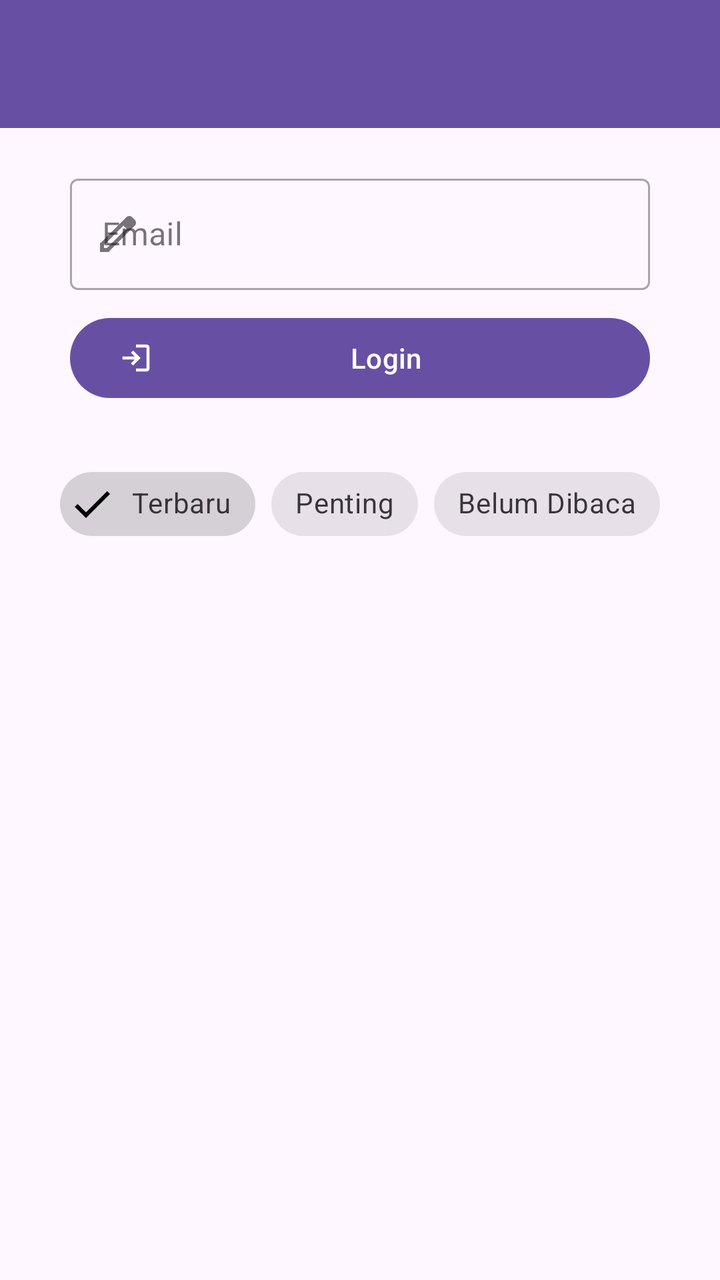
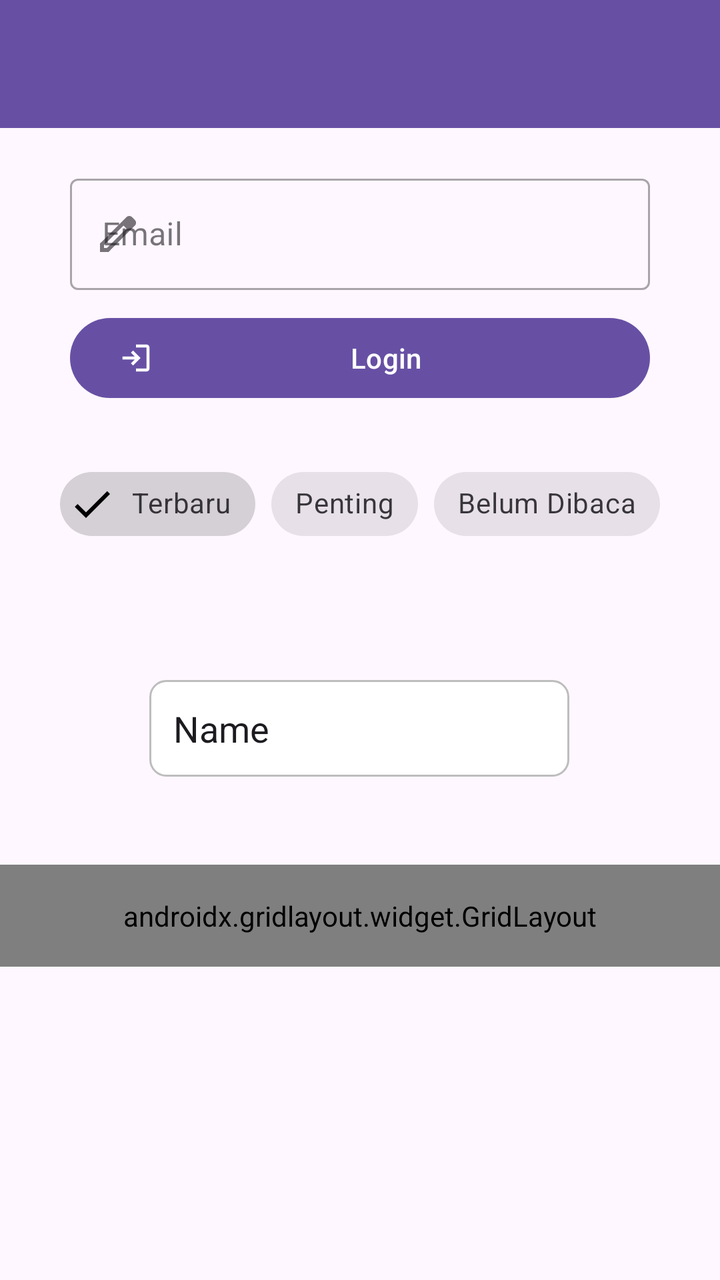

The first picture is an Android layout as it rendered before a commit; the second is the same layout after the commit. The layout source and the unified diff follow.
<!-- AndroidManifest.xml: application theme Theme.AppAsikk -->
<!-- res/layout/activity_ninth.xml -->
<?xml version="1.0" encoding="utf-8"?>
<androidx.constraintlayout.widget.ConstraintLayout xmlns:android="http://schemas.android.com/apk/res/android"
    xmlns:app="http://schemas.android.com/apk/res-auto"
    xmlns:tools="http://schemas.android.com/tools"
    android:id="@+id/main"
    android:layout_width="match_parent"
    android:layout_height="match_parent"
    tools:context=".Home.pertemuan_9.NinthActivity">

    <androidx.appcompat.widget.Toolbar
        android:id="@+id/toolbar"
        android:layout_width="match_parent"
        android:layout_height="?attr/actionBarSize"
        android:background="?attr/colorPrimary"
        app:layout_constraintEnd_toEndOf="parent"
        app:layout_constraintStart_toStartOf="parent"
        app:layout_constraintTop_toTopOf="parent"
        app:layout_scrollFlags="scroll|enterAlways"
        app:subtitleTextColor="#EEEEEE"
        app:titleTextColor="@android:color/white" />

    <com.google.android.material.textfield.TextInputLayout
        android:id="@+id/textInputLayout"
        style="@style/Widget.MaterialComponents.TextInputLayout.OutlinedBox"
        android:layout_width="match_parent"
        android:layout_height="wrap_content"
        android:layout_marginHorizontal="35dp"
        android:layout_marginTop="20dp"
        android:hint="Email"
        app:layout_constraintEnd_toEndOf="parent"
        app:layout_constraintStart_toStartOf="parent"
        app:layout_constraintTop_toBottomOf="@+id/toolbar"
        app:startIconDrawable="@drawable/ic_edit">

        <com.google.android.material.textfield.TextInputEditText
            android:id="@+id/etEmail"
            android:layout_width="match_parent"
            android:layout_height="wrap_content"
            android:inputType="textEmailAddress" />
    </com.google.android.material.textfield.TextInputLayout>

    <com.google.android.material.button.MaterialButton
        android:id="@+id/btnLogin"
        android:layout_width="match_parent"
        android:layout_height="wrap_content"
        android:layout_marginHorizontal="35dp"
        android:layout_marginTop="10dp"
        android:text="Login"
        app:icon="@drawable/ic_login"
        app:layout_constraintEnd_toEndOf="parent"
        app:layout_constraintStart_toStartOf="parent"
        app:layout_constraintTop_toBottomOf="@+id/textInputLayout" />

    <com.google.android.material.chip.ChipGroup
        android:id="@+id/chipGroupFilter"
        android:layout_width="wrap_content"
        android:layout_height="wrap_content"
        android:layout_marginTop="25dp"
        app:layout_constraintEnd_toEndOf="parent"
        app:layout_constraintStart_toStartOf="parent"
        app:layout_constraintTop_toBottomOf="@+id/btnLogin"
        app:singleSelection="true">

        <com.google.android.material.chip.Chip
            android:id="@+id/chipTerbaru"
            style="@style/Widget.MaterialComponents.Chip.Filter"
            android:layout_width="wrap_content"
            android:layout_height="wrap_content"
            android:checked="true"
            android:text="Terbaru" />

        <com.google.android.material.chip.Chip
            android:id="@+id/chipPenting"
            style="@style/Widget.MaterialComponents.Chip.Filter"
            android:layout_width="wrap_content"
            android:layout_height="wrap_content"
            android:text="Penting" />

        <com.google.android.material.chip.Chip
            android:id="@+id/chipBelumDibaca"
            style="@style/Widget.MaterialComponents.Chip.Filter"
            android:layout_width="wrap_content"
            android:layout_height="wrap_content"
            android:text="Belum Dibaca" />

    </com.google.android.material.chip.ChipGroup>
</androidx.constraintlayout.widget.ConstraintLayout>
<!-- resources referenced by this layout -->
<resources>
  <!-- drawable ic_edit (drawable) -->
  <vector xmlns:android="http://schemas.android.com/apk/res/android" android:height="24dp" android:tint="#020101" android:viewportHeight="960" android:viewportWidth="960" android:width="24dp">
        
      <path android:fillColor="@android:color/white" android:pathData="M200,760L257,760L648,369L591,312L200,703L200,760ZM120,840L120,670L648,143Q660,132 674.5,126Q689,120 705,120Q721,120 736,126Q751,132 762,144L817,200Q829,211 834.5,226Q840,241 840,256Q840,272 834.5,286.5Q829,301 817,313L290,840L120,840ZM760,256L760,256L704,200L704,200L760,256ZM619,341L591,312L591,312L648,369L648,369L619,341Z"/>
      
  </vector>
  <!-- drawable ic_login (drawable) -->
  <vector xmlns:android="http://schemas.android.com/apk/res/android" android:autoMirrored="true" android:height="24dp" android:tint="#020101" android:viewportHeight="960" android:viewportWidth="960" android:width="24dp">
        
      <path android:fillColor="@android:color/white" android:pathData="M480,840L480,760L760,760Q760,760 760,760Q760,760 760,760L760,200Q760,200 760,200Q760,200 760,200L480,200L480,120L760,120Q793,120 816.5,143.5Q840,167 840,200L840,760Q840,793 816.5,816.5Q793,840 760,840L480,840ZM400,680L345,622L447,520L120,520L120,440L447,440L345,338L400,280L600,480L400,680Z"/>
      
  </vector>
  <style name="Theme.AppAsikk" parent="Base.Theme.AppAsikk" />
  <style name="Base.Theme.AppAsikk" parent="Theme.Material3.DayNight.NoActionBar">
          
          
      </style>
</resources>

<!-- the commit's change to res/layout/activity_ninth.xml (unified diff, before → after) -->
@@ -84,4 +84,80 @@
             android:text="Belum Dibaca" />
 
     </com.google.android.material.chip.ChipGroup>
+
+    <EditText
+        android:id="@+id/editTextText"
+        android:layout_width="wrap_content"
+        android:layout_height="wrap_content"
+        android:layout_marginTop="64dp"
+        android:background="@drawable/edit_text_background"
+        android:ems="10"
+        android:inputType="text"
+        android:text="Name"
+        app:layout_constraintEnd_toEndOf="parent"
+        app:layout_constraintHorizontal_bias="0.497"
+        app:layout_constraintStart_toStartOf="parent"
+        app:layout_constraintTop_toBottomOf="@+id/chipGroupFilter" />
+
+    <androidx.gridlayout.widget.GridLayout
+        android:layout_width="match_parent"
+        android:layout_height="wrap_content"
+        android:layout_marginTop="44dp"
+        android:padding="16dp"
+        app:columnCount="3"
+        app:layout_constraintEnd_toEndOf="parent"
+        app:layout_constraintHorizontal_bias="0.0"
+        app:layout_constraintStart_toStartOf="parent"
+        app:layout_constraintTop_toBottomOf="@+id/editTextText"
+        app:useDefaultMargins="true">
+
+        <com.google.android.material.button.MaterialButton
+            android:text="Menu 1"
+            app:layout_columnWeight="1"
+            app:layout_gravity="fill_horizontal"
+            app:icon="@drawable/ic_home"
+            app:iconGravity="top"
+            app:iconSize="40sp"/>
+
+        <com.google.android.material.button.MaterialButton
+            android:text="Menu 2"
+            app:layout_columnWeight="1"
+            app:layout_gravity="fill_horizontal"
+            app:icon="@drawable/ic_home"
+            app:iconGravity="top"
+            app:iconSize="40sp"/>
+
+        <com.google.android.material.button.MaterialButton
+            android:text="Menu 3"
+            app:layout_columnWeight="1"
+            app:layout_gravity="fill_horizontal"
+            app:icon="@drawable/ic_home"
+            app:iconGravity="top"
+            app:iconSize="40sp"/>
+
+        <com.google.android.material.button.MaterialButton
+            android:text="Menu 4"
+            app:layout_columnWeight="1"
+            app:layout_gravity="fill_horizontal"
+            app:icon="@drawable/ic_home"
+            app:iconGravity="top"
+            app:iconSize="40sp"/>
+
+        <com.google.android.material.button.MaterialButton
+            android:text="Menu 5"
+            app:layout_columnWeight="1"
+            app:layout_gravity="fill_horizontal"
+            app:icon="@drawable/ic_home"
+            app:iconGravity="top"
+            app:iconSize="40sp"/>
+
+        <com.google.android.material.button.MaterialButton
+            android:text="Menu 6"
+            app:layout_columnWeight="1"
+            app:layout_gravity="fill_horizontal"
+            app:icon="@drawable/ic_home"
+            app:iconGravity="top"
+            app:iconSize="40sp"/>
+
+    </androidx.gridlayout.widget.GridLayout>
 </androidx.constraintlayout.widget.ConstraintLayout>
<!-- resource entries referenced after the edit -->
@@ -1,9 +1,38 @@
 <!-- resources referenced by this layout -->
 <resources>
+  <!-- drawable edit_text_background (drawable) -->
+  <?xml version="1.0" encoding="utf-8"?>
+  <shape xmlns:android="http://schemas.android.com/apk/res/android"
+      android:shape="rectangle">
+  
+      
+      <solid android:color="#FFFFFF" />
+  
+      
+      <stroke
+          android:width="1dp"
+          android:color="#BDBDBD" />
+  
+      
+      <corners android:radius="8dp" />
+  
+      
+      <padding
+          android:left="12dp"
+          android:top="12dp"
+          android:right="12dp"
+          android:bottom="12dp" />
+  </shape>
   <!-- drawable ic_edit (drawable) -->
   <vector xmlns:android="http://schemas.android.com/apk/res/android" android:height="24dp" android:tint="#020101" android:viewportHeight="960" android:viewportWidth="960" android:width="24dp">
         
       <path android:fillColor="@android:color/white" android:pathData="M200,760L257,760L648,369L591,312L200,703L200,760ZM120,840L120,670L648,143Q660,132 674.5,126Q689,120 705,120Q721,120 736,126Q751,132 762,144L817,200Q829,211 834.5,226Q840,241 840,256Q840,272 834.5,286.5Q829,301 817,313L290,840L120,840ZM760,256L760,256L704,200L704,200L760,256ZM619,341L591,312L591,312L648,369L648,369L619,341Z"/>
+      
+  </vector>
+  <!-- drawable ic_home (drawable) -->
+  <vector xmlns:android="http://schemas.android.com/apk/res/android" android:height="24dp" android:tint="#FFFFFF" android:viewportHeight="960" android:viewportWidth="960" android:width="24dp">
+        
+      <path android:fillColor="@android:color/white" android:pathData="M120,720L120,640L840,640L840,720L120,720ZM120,520L120,440L840,440L840,520L120,520ZM120,320L120,240L840,240L840,320L120,320Z"/>
       
   </vector>
   <!-- drawable ic_login (drawable) -->
